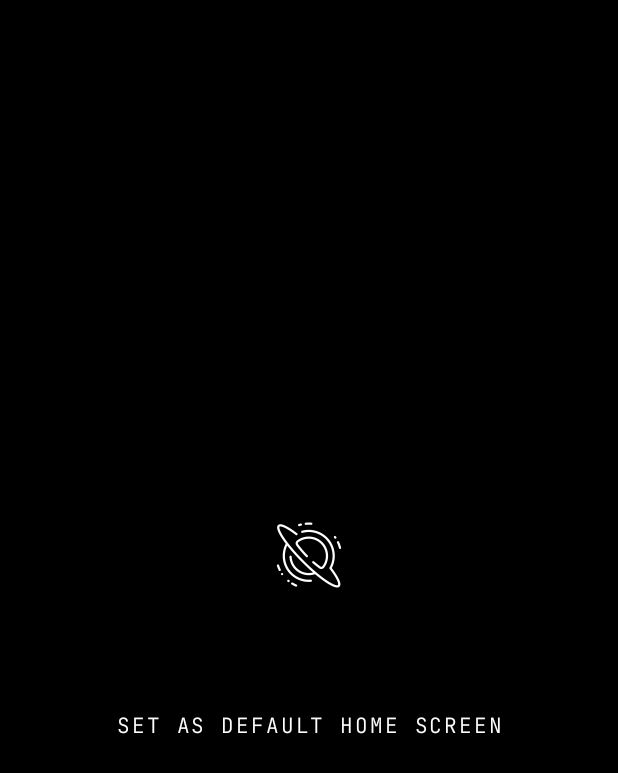
After one commit to Dhekshith4113/Void-Launcher, an Android app: the DefaultLauncherActivity screen opened directly, with no data from a screen before it, on a phone screen of 412 x 824 dp. The commit adds this screen. Shown: the top 773 px of the screen. Run offline under Robolectric (Android 15) with nearby library versions, the phone set to English and light mode, and no system bars.

Commit message:
Third Commit

```diff
--- a/app/src/main/AndroidManifest.xml
+++ b/app/src/main/AndroidManifest.xml
@@ -60,6 +60,7 @@
             android:excludeFromRecents="true"
             android:taskAffinity=""/>
 
+        <activity android:name=".DefaultLauncherActivity"/>
         <activity android:name=".InAppTimerReminderActivity"/>
 
         <activity android:name=".TimerPromptActivity"
--- a/app/src/main/java/com/example/voidui/AppDrawerAdapter.kt
+++ b/app/src/main/java/com/example/voidui/AppDrawerAdapter.kt
@@ -98,7 +98,7 @@ class AppDrawerAdapter(
             holder.itemView.setOnLongClickListener(null)
         } else {
             holder.icon.setBackgroundResource(0)
-            holder.icon.setImageDrawable(app.loadIcon(pm))
+            holder.icon.setImageDrawable(app.loadIcon(pm)) // App Icon
             holder.itemView.setOnLongClickListener {
                 val clipData = ClipData.newPlainText("packageName", app.packageName)
                 val shadow = View.DragShadowBuilder(it)
--- /dev/null
+++ b/app/src/main/java/com/example/voidui/DefaultLauncherActivity.kt
@@ -0,0 +1,23 @@
+package com.example.voidui
+
+import android.content.Intent
+import android.os.Bundle
+import android.provider.Settings
+import android.widget.Button
+import androidx.appcompat.app.AppCompatActivity
+
+class DefaultLauncherActivity: AppCompatActivity() {
+
+    override fun onCreate(savedInstanceState: Bundle?) {
+        super.onCreate(savedInstanceState)
+        setContentView(R.layout.activity_default_launcher)
+
+        val btnSet: Button = findViewById(R.id.btnSet)
+
+        btnSet.setOnClickListener {
+            val intent = Intent(Settings.ACTION_HOME_SETTINGS)
+            startActivity(intent)
+        }
+    }
+
+}
--- /dev/null
+++ b/app/src/main/res/layout/activity_default_launcher.xml
@@ -0,0 +1,26 @@
+<?xml version="1.0" encoding="utf-8"?>
+<LinearLayout
+    xmlns:android="http://schemas.android.com/apk/res/android"
+    android:layout_width="match_parent"
+    android:layout_height="match_parent"
+    android:orientation="vertical"
+    android:background="@color/black"
+    android:gravity="center">
+
+    <ImageView
+        android:layout_width="wrap_content"
+        android:layout_height="wrap_content"
+        android:layout_margin="18dp"
+        android:contentDescription="App Icon"
+        android:src="@mipmap/ic_launcher_foreground"/>
+
+    <Button
+        android:id="@+id/btnSet"
+        android:layout_width="match_parent"
+        android:layout_height="wrap_content"
+        android:layout_margin="18dp"
+        android:text="Set as default home screen"
+        android:textColor="@color/white"
+        android:background="@drawable/button_outline_white"/>
+
+</LinearLayout>
--- a/app/src/main/res/layout/activity_main.xml
+++ b/app/src/main/res/layout/activity_main.xml
@@ -31,6 +31,7 @@
             android:layout_height="80dp"
             android:overScrollMode="never"
             android:scrollbars="none"
+            android:layout_marginBottom="50dp"
             android:background="@android:color/transparent"
             app:layout_constraintBottom_toBottomOf="parent"
             app:layout_constraintEnd_toEndOf="parent"
--- a/app/src/main/res/layout/app_usage_layout.xml
+++ b/app/src/main/res/layout/app_usage_layout.xml
@@ -7,7 +7,6 @@
     android:layout_height="wrap_content"
     android:paddingBottom="10dp"
     android:layout_marginHorizontal="18dp"
-    android:visibility="gone"
     app:layout_constraintEnd_toEndOf="parent"
     app:layout_constraintStart_toStartOf="parent"
     app:layout_constraintTop_toBottomOf="@+id/view7">
--- a/app/src/main/res/layout/dialog_accessibility_prompt.xml
+++ b/app/src/main/res/layout/dialog_accessibility_prompt.xml
@@ -20,7 +20,7 @@
         android:layout_height="wrap_content"
         android:layout_marginTop="24dp"
         android:layout_marginHorizontal="18dp"
-        android:text="We need your permission to monitor app timers and lock phone. Would you grant us this permission?"
+        android:text="We need this permission to monitor app timers and lock phone. Would you grant us this permission?"
         style="@style/AppBaseText"/>
 
     <Button
--- a/app/src/main/res/layout/dialog_notification_prompt.xml
+++ b/app/src/main/res/layout/dialog_notification_prompt.xml
@@ -20,7 +20,7 @@
         android:layout_height="wrap_content"
         android:layout_marginTop="24dp"
         android:layout_marginHorizontal="18dp"
-        android:text="we need your permission to display notifications like internet speed and app timers. Would you grant us this permission?"
+        android:text="We need this permission to notify internet speed and app timers. Would you grant us this permission?"
         style="@style/AppBaseText"/>
 
     <Button
--- a/app/src/main/res/layout/dialog_usage_prompt.xml
+++ b/app/src/main/res/layout/dialog_usage_prompt.xml
@@ -20,7 +20,7 @@
         android:layout_height="wrap_content"
         android:layout_marginTop="24dp"
         android:layout_marginHorizontal="18dp"
-        android:text="We need your permission to display app usages. Would you grant us this permission?"
+        android:text="We need this permission to display screen time and app usages. Would you grant us this permission?"
         style="@style/AppBaseText"/>
 
     <Button
@@ -29,7 +29,7 @@
         android:layout_height="wrap_content"
         android:layout_marginTop="18dp"
         android:layout_marginHorizontal="18dp"
-        android:text="Open usage permission settings"
+        android:text="Open usage settings"
         android:textColor="@color/textColorPrimary"
         android:background="@drawable/button_outline_white"/>
 
```
Also changed, not shown: app/src/main/java/com/example/voidui/MainActivity.kt (+50 -82 lines), app/src/main/java/com/example/voidui/PermissionUtils.kt (added, +106 -0 lines), app/src/main/java/com/example/voidui/SettingsActivity.kt (+17 -7 lines), app/src/main/java/com/example/voidui/SpeedMonitorService.kt (+37 -2 lines), app/src/main/java/com/example/voidui/TimerMonitorService.kt (+11 -2 lines), app/src/main/java/com/example/voidui/UsageStatsManagerUtils.kt (+0 -11 lines).
